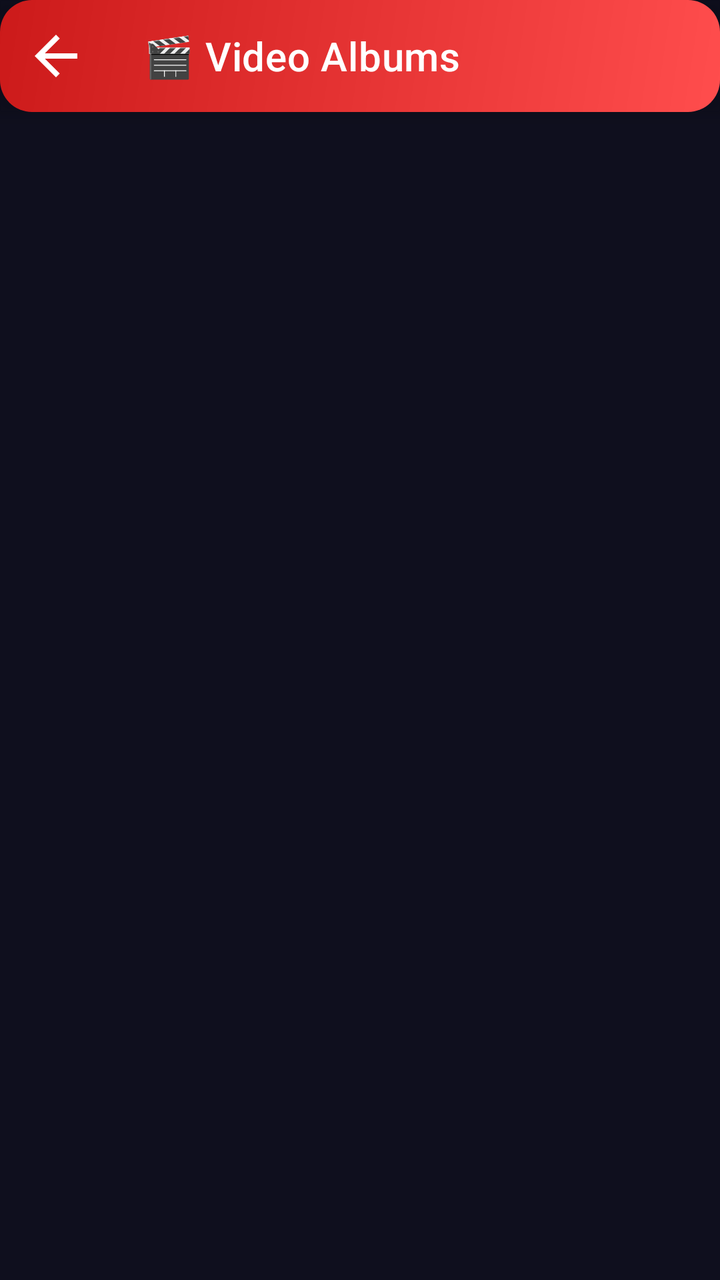
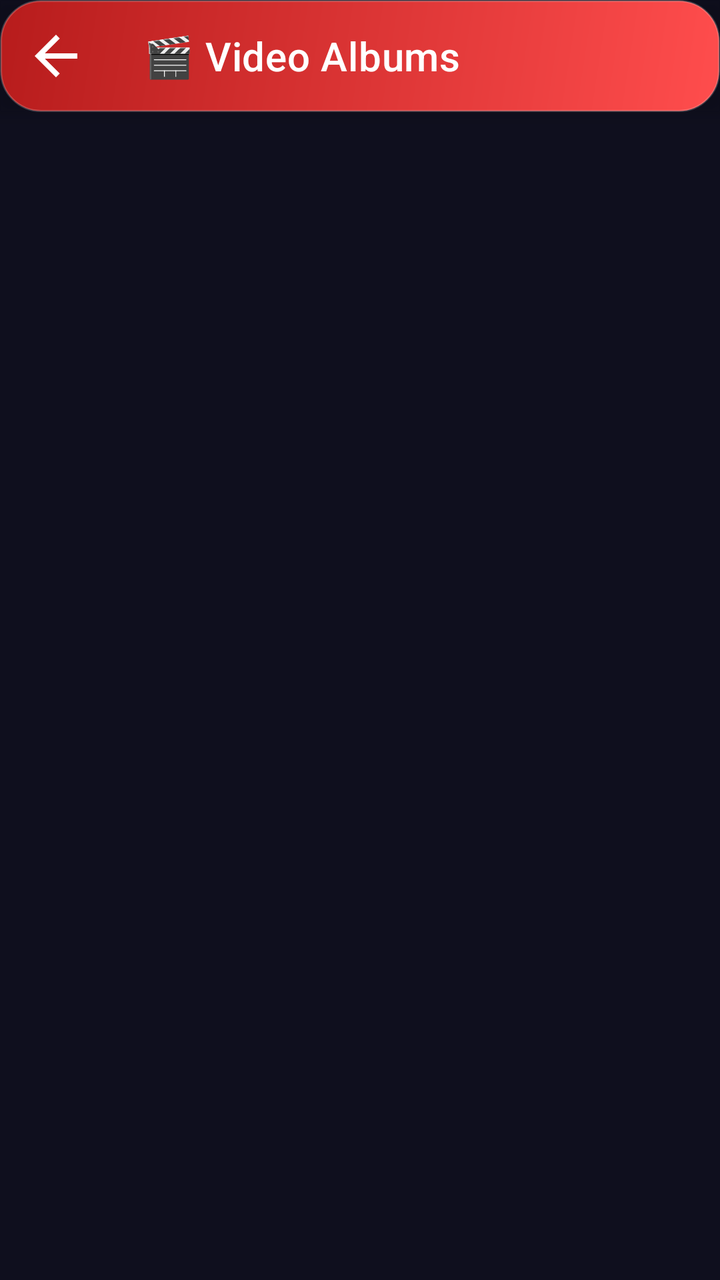

Before-and-after screenshots of an Android layout around one commit, followed by the original layout XML and the change that was made.
<!-- AndroidManifest.xml: application theme Theme.PhotoRecoveryNew -->
<!-- res/layout/activity_video_album.xml -->
<?xml version="1.0" encoding="utf-8"?>
<RelativeLayout xmlns:android="http://schemas.android.com/apk/res/android"
    xmlns:app="http://schemas.android.com/apk/res-auto"
    xmlns:tools="http://schemas.android.com/tools"
    android:layout_width="match_parent"
    android:layout_height="match_parent"
    android:background="@color/colorBackground"
    tools:context=".activity.VideoAlbumActivity">

    <com.google.android.material.appbar.AppBarLayout
        android:id="@+id/appbar"
        android:layout_width="match_parent"
        android:layout_height="wrap_content"
        android:background="@drawable/bg_card_videos"
        android:elevation="6dp">

        <com.google.android.material.appbar.MaterialToolbar
            android:id="@+id/toolBar"
            android:layout_width="match_parent"
            android:layout_height="?attr/actionBarSize"
            android:background="@android:color/transparent"
            app:navigationIcon="@drawable/ic_back_white"
            app:title="🎬 Video Albums"
            app:titleTextColor="@color/white" />
    </com.google.android.material.appbar.AppBarLayout>

    <androidx.recyclerview.widget.RecyclerView
        android:id="@+id/gv_folder"
        android:layout_width="match_parent"
        android:layout_height="match_parent"
        android:layout_below="@id/appbar"
        android:layout_above="@id/adsView"
        android:clipToPadding="false"
        android:padding="8dp"
        android:scrollbars="vertical"
        app:layoutManager="androidx.recyclerview.widget.LinearLayoutManager" />

    <FrameLayout
        android:id="@+id/adsView"
        android:layout_width="match_parent"
        android:layout_height="wrap_content"
        android:layout_alignParentBottom="true"
        android:background="@color/colorSurface"/>
</RelativeLayout>
<!-- resources referenced by this layout -->
<resources>
  <color name="colorBackground">#0F0F1E</color>
  <color name="colorSurface">#1A1A2E</color>
  <color name="white">#FFFFFFFF</color>
  <!-- drawable bg_card_videos (drawable) -->
  <?xml version="1.0" encoding="utf-8"?>
  <shape xmlns:android="http://schemas.android.com/apk/res/android"
      android:shape="rectangle">
      <gradient
          android:startColor="#FF4D4D"
          android:endColor="#CC1A1A"
          android:angle="135"/>
      <corners android:radius="16dp"/>
  </shape>
  <!-- drawable ic_back_white (drawable) -->
  <?xml version="1.0" encoding="utf-8"?>
  <vector xmlns:android="http://schemas.android.com/apk/res/android"
      android:width="32dp"
      android:height="32dp"
      android:viewportWidth="24"
      android:viewportHeight="24">
      <path
          android:fillColor="#FFFFFF"
          android:pathData="M20,11H7.83l5.59,-5.59L12,4l-8,8 8,8 1.41,-1.41L7.83,13H20v-2z"/>
  </vector>
  <style name="Theme.PhotoRecoveryNew" parent="Theme.MaterialComponents.NoActionBar">
          <item name="colorPrimary">@color/colorPrimary</item>
          <item name="colorPrimaryVariant">@color/colorPrimaryDark</item>
          <item name="colorOnPrimary">@color/white</item>
          <item name="colorSecondary">@color/colorSecondary</item>
          <item name="colorOnSecondary">@color/white</item>
          <item name="android:windowBackground">@color/colorBackground</item>
          <item name="android:statusBarColor" tools:targetApi="l">@color/colorBackground</item>
          <item name="android:navigationBarColor">@color/colorNavBackground</item>
          <item name="android:windowLightStatusBar" tools:targetApi="m">false</item>
      </style>
  <color name="colorPrimary">#7B6FFF</color>
  <color name="colorPrimaryDark">#5A4FE0</color>
  <color name="colorSecondary">#00D4AA</color>
  <color name="colorNavBackground">#12121F</color>
</resources>

<!-- the commit's change to res/layout/activity_video_album.xml (unified diff, before → after) -->
@@ -5,6 +5,7 @@
     android:layout_width="match_parent"
     android:layout_height="match_parent"
     android:background="@color/colorBackground"
+    android:fitsSystemWindows="true"
     tools:context=".activity.VideoAlbumActivity">
 
     <com.google.android.material.appbar.AppBarLayout
<!-- resource entries referenced after the edit -->
@@ -9,9 +9,12 @@
       android:shape="rectangle">
       <gradient
           android:startColor="#FF4D4D"
-          android:endColor="#CC1A1A"
+          android:endColor="#B71C1C"
           android:angle="135"/>
-      <corners android:radius="16dp"/>
+      <corners android:radius="20dp"/>
+      <stroke
+          android:width="1dp"
+          android:color="#33FFFFFF"/>
   </shape>
   <!-- drawable ic_back_white (drawable) -->
   <?xml version="1.0" encoding="utf-8"?>
